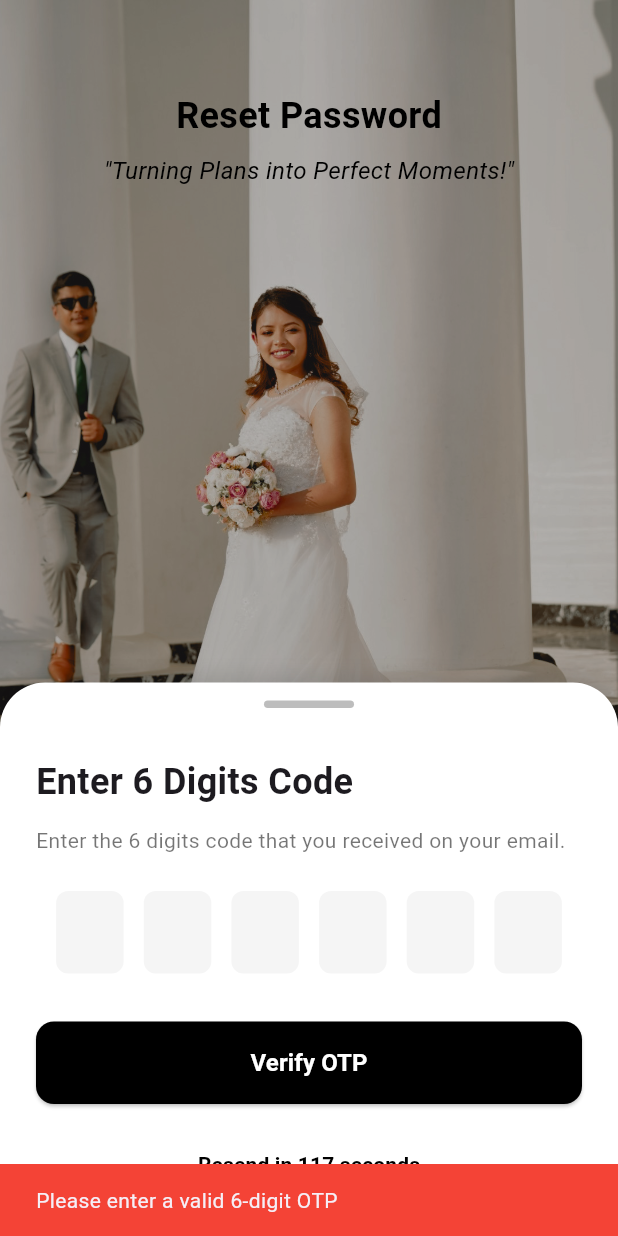
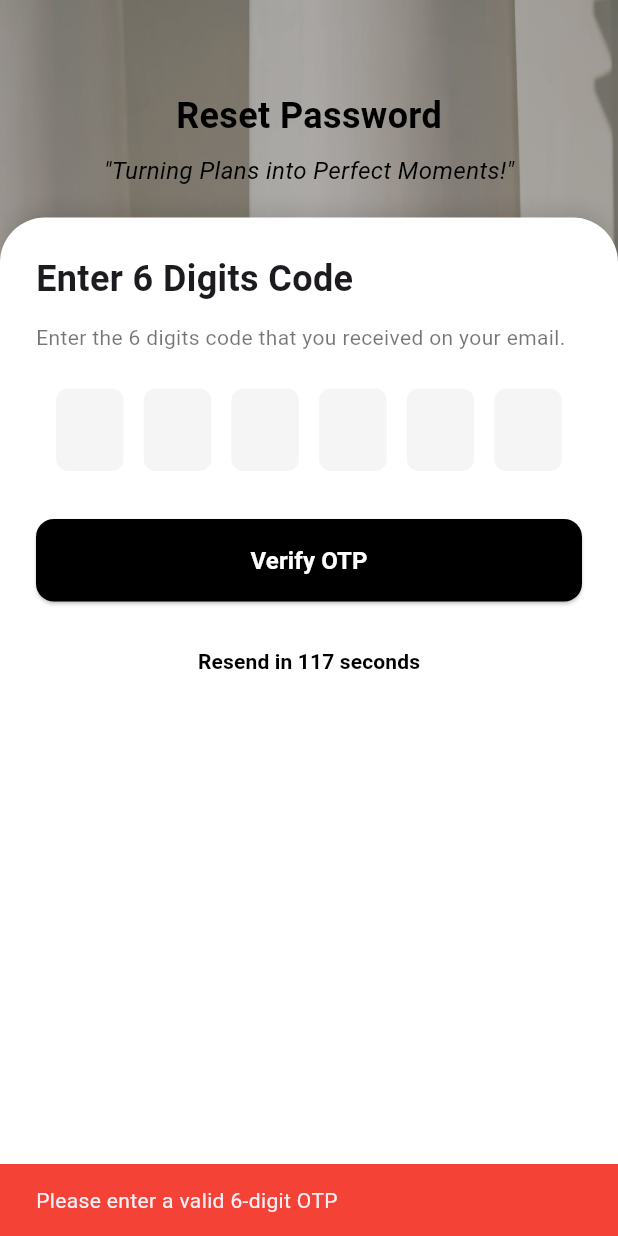
Before and after one commit to rahulxettri01/fyp_namaste_events, a Flutter app: the ForgotPasswordOTPPage screen opened directly with empty values, after a tap on "Verify OTP", on a phone screen of 412 x 824 dp. Run offline on Flutter 3.47's test engine with Material 3 defaults, Android fonts, the phone set to English and light mode, and no system bars; our stand-ins replace carousel_slider, file_picker, google_fonts, jwt_decoder, shared_preferences, smooth_page_indicator; accounts and stored records are empty.

Commit message:
reset passord through fogry password

```diff
--- a/fyp_namaste_events-main/lib/main.dart
+++ b/fyp_namaste_events-main/lib/main.dart
@@ -36,7 +36,7 @@ class MyApp extends StatelessWidget {
       theme: ThemeData(
         primarySwatch: Colors.blue,
       ),
-      home: HomePage(), // Set SignUpPage as the first screen
+      home: LoginPage(), // Set SignUpPage as the first screen
     );
   }
 }
--- a/fyp_namaste_events-main/lib/pages/otp/ForgotPasswordOTPPage.dart
+++ b/fyp_namaste_events-main/lib/pages/otp/ForgotPasswordOTPPage.dart
@@ -2,6 +2,8 @@ import 'dart:async';
 import 'package:flutter/material.dart';
 import 'package:flutter/services.dart';
 import 'package:fyp_namaste_events/pages/login_register_page.dart';
+
+import 'package:fyp_namaste_events/services/Api/api_authentication.dart';
 
 class ForgotPasswordOTPPage extends StatefulWidget {
   final String userId;
@@ -17,7 +19,8 @@ class ForgotPasswordOTPPage extends StatefulWidget {
   _ForgotPasswordOTPPageState createState() => _ForgotPasswordOTPPageState();
 }
 
-class _ForgotPasswordOTPPageState extends State<ForgotPasswordOTPPage> with SingleTickerProviderStateMixin {
+class _ForgotPasswordOTPPageState extends State<ForgotPasswordOTPPage>
+    with SingleTickerProviderStateMixin {
   // Using 6 separate controllers for each digit
   final List<TextEditingController> _controllers = List.generate(
     6,
@@ -29,7 +32,8 @@ class _ForgotPasswordOTPPageState extends State<ForgotPasswordOTPPage> with Sing
   );
 
   final TextEditingController _newPasswordController = TextEditingController();
-  final TextEditingController _confirmPasswordController = TextEditingController();
+  final TextEditingController _confirmPasswordController =
+      TextEditingController();
 
   bool _isLoading = false;
   bool _canResend = false;
@@ -121,8 +125,15 @@ class _ForgotPasswordOTPPageState extends State<ForgotPasswordOTPPage> with Sing
       _isLoading = true;
     });
 
-    // Simulate API call with delay
-    await Future.delayed(const Duration(seconds: 2));
+    try {
+      final response = await Api.verifyOTP(
+        widget.userId,
+        otp,
+      );
+
+      if (response != null && response['success'] == true) {
+        print("opt verified for ${widget.userId}");
+        print(response);
 
         // For demo purposes, any 6-digit OTP is valid
         setState(() {
@@ -132,14 +143,44 @@ class _ForgotPasswordOTPPageState extends State<ForgotPasswordOTPPage> with Sing
 
         ScaffoldMessenger.of(context).showSnackBar(
           const SnackBar(
-        content: Text('OTP verified successfully! Please set a new password.'),
+            content:
+                Text('OTP verified successfully! Please set a new password.'),
             backgroundColor: Colors.green,
           ),
         );
+        print("opt verified for ${widget.userId}");
+        // Navigator.pop(context);
+        // Navigator.pushReplacement(
+        //   context,
+        //   MaterialPageRoute(
+        //     builder: (context) => _buildPasswordResetForm(),
+        //   ),
+        // );
+      } else {
+        ScaffoldMessenger.of(context).showSnackBar(
+          SnackBar(
+            content: Text(response?['message'] ?? 'OTP verification failed'),
+            backgroundColor: Colors.red,
+          ),
+        );
+      }
+    } catch (e) {
+      ScaffoldMessenger.of(context).showSnackBar(
+        const SnackBar(
+          content: Text('An error occurred. Please try again.'),
+          backgroundColor: Colors.red,
+        ),
+      );
+    } finally {
+      setState(() {
+        _isLoading = false;
+      });
+    }
   }
 
   Future<void> _resetPassword() async {
-    if (_newPasswordController.text.isEmpty || _confirmPasswordController.text.isEmpty) {
+    if (_newPasswordController.text.isEmpty ||
+        _confirmPasswordController.text.isEmpty) {
       ScaffoldMessenger.of(context).showSnackBar(
         const SnackBar(
           content: Text('Please fill in all fields'),
@@ -162,6 +203,35 @@ class _ForgotPasswordOTPPageState extends State<ForgotPasswordOTPPage> with Sing
     setState(() {
       _isLoading = true;
     });
+
+    try {
+      final response = await Api.resetPassword(
+        widget.userId,
+        _newPasswordController.text,
+      );
+
+      if (response != null && response["status_code"] == 200) {
+        setState(() {
+          _isLoading = false;
+        });
+      } else {
+        setState(() {
+          _isLoading = false;
+        });
+        throw Exception('Failed to reset password');
+      }
+    } catch (e) {
+      setState(() {
+        _isLoading = false;
+      });
+      ScaffoldMessenger.of(context).showSnackBar(
+        SnackBar(
+          content: Text('Error: ${e.toString()}'),
+          backgroundColor: Colors.red,
+        ),
+      );
+      return;
+    }
 
     // Simulate API call with delay
     await Future.delayed(const Duration(seconds: 2));
@@ -209,7 +279,7 @@ class _ForgotPasswordOTPPageState extends State<ForgotPasswordOTPPage> with Sing
             Image.asset(
               'assets/login.JPG',
               fit: BoxFit.cover,
-              height: double.infinity,
+              height: MediaQuery.of(context).size.height,
               width: double.infinity,
             ),
             // Overlay
@@ -217,7 +287,15 @@ class _ForgotPasswordOTPPageState extends State<ForgotPasswordOTPPage> with Sing
               child: Container(color: Colors.black.withOpacity(0.3)),
             ),
             // Content
-            Column(
+            LayoutBuilder(
+              builder: (context, constraints) {
+                return SingleChildScrollView(
+                  child: ConstrainedBox(
+                    constraints: BoxConstraints(
+                      minHeight: constraints.maxHeight,
+                    ),
+                    child: IntrinsicHeight(
+                      child: Column(
                         children: [
                           // Top section with welcome text
                           Padding(
@@ -245,36 +323,8 @@ class _ForgotPasswordOTPPageState extends State<ForgotPasswordOTPPage> with Sing
                               ],
                             ),
                           ),
-
-                // Bottom sheet with OTP verification or password reset - with slide animation
+                          // Form section
                           Expanded(
-                  child: Align(
-                    alignment: Alignment.bottomCenter,
-                    child: SlideTransition(
-                      position: _slideAnimation,
-                      child: GestureDetector(
-                        onVerticalDragUpdate: (details) {
-                          // Track drag position for animation
-                          if (details.primaryDelta! > 0) {
-                            final newValue = details.primaryDelta! / MediaQuery.of(context).size.height;
-                            _animationController.value -= newValue;
-                          }
-                        },
-                        onVerticalDragEnd: (details) {
-                          // If dragged down with significant velocity or past halfway, navigate back
-                          if (details.primaryVelocity != null &&
-                              (details.primaryVelocity! > 300 || _animationController.value < 0.5)) {
-                            _animationController.reverse().then((_) {
-                              Navigator.pushReplacement(
-                                context,
-                                MaterialPageRoute(builder: (context) => const LoginPage()),
-                              );
-                            });
-                          } else {
-                            // Otherwise snap back to original position
-                            _animationController.forward();
-                          }
-                        },
                             child: Container(
                               width: double.infinity,
                               decoration: BoxDecoration(
@@ -291,33 +341,22 @@ class _ForgotPasswordOTPPageState extends State<ForgotPasswordOTPPage> with Sing
                                   ),
                                 ],
                               ),
-                          child: Column(
-                            mainAxisSize: MainAxisSize.min,
-                            children: [
-                              // Drag handle at the top
-                              Container(
-                                margin: const EdgeInsets.only(top: 12, bottom: 8),
-                                width: 60,
-                                height: 5,
-                                decoration: BoxDecoration(
-                                  color: Colors.grey.shade400,
-                                  borderRadius: BorderRadius.circular(5),
+                              child: SingleChildScrollView(
+                                child: Padding(
+                                  padding: const EdgeInsets.all(24),
+                                  child: _otpVerified
+                                      ? _buildPasswordResetForm()
+                                      : _buildOTPVerificationForm(),
                                 ),
                               ),
-                              Padding(
-                                padding: const EdgeInsets.all(24),
-                                child: SingleChildScrollView(
-                                  child: _otpVerified ? _buildPasswordResetForm() : _buildOTPVerificationForm(),
                             ),
                           ),
                         ],
                       ),
                     ),
                   ),
-                    ),
-                  ),
-                ),
-              ],
+                );
+              },
             ),
           ],
         ),
@@ -485,9 +524,8 @@ class _ForgotPasswordOTPPageState extends State<ForgotPasswordOTPPage> with Sing
               color: Colors.grey,
             ),
             suffixIcon: IconButton(
-              icon: Icon(_isPasswordVisible
-                  ? Icons.visibility
-                  : Icons.visibility_off),
+              icon: Icon(
+                  _isPasswordVisible ? Icons.visibility : Icons.visibility_off),
               onPressed: () {
                 setState(() {
                   _isPasswordVisible = !_isPasswordVisible;
--- a/fyp_namaste_events-main/lib/utils/costants/api_constants.dart
+++ b/fyp_namaste_events-main/lib/utils/costants/api_constants.dart
@@ -2,7 +2,7 @@
 import 'package:shared_preferences/shared_preferences.dart';
 
 class APIConstants {
-  static String baseUrl = "http://192.168.1.148:2000/";
+  static String baseUrl = "http://192.168.1.64:2000/";
   static Future<String?> getToken() async {
     final prefs = await SharedPreferences.getInstance();
     return prefs.getString('FrontToken');
```
Also changed, not shown: fyp_namaste_events-main/lib/pages/login_register_page.dart (+58 -21 lines), fyp_namaste_events-main/lib/services/Api/api_authentication.dart (+42 -3 lines), 1 other file. Lines whose indentation alone changed are shown as unchanged.
